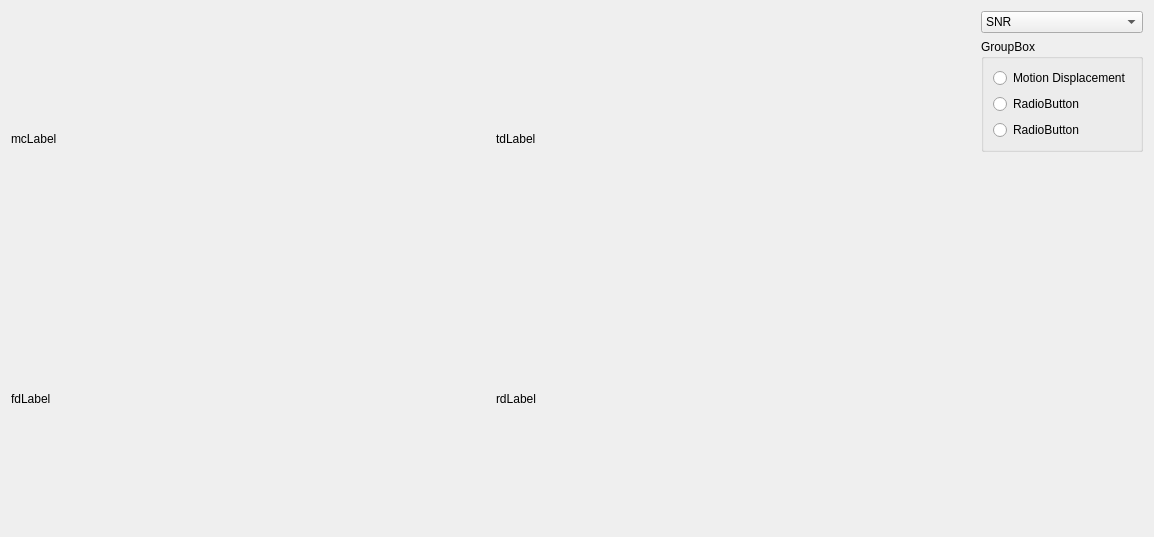
Old version of the form opennft/ui/rtqa.ui in the repository OpenNFT/OpenNFT.
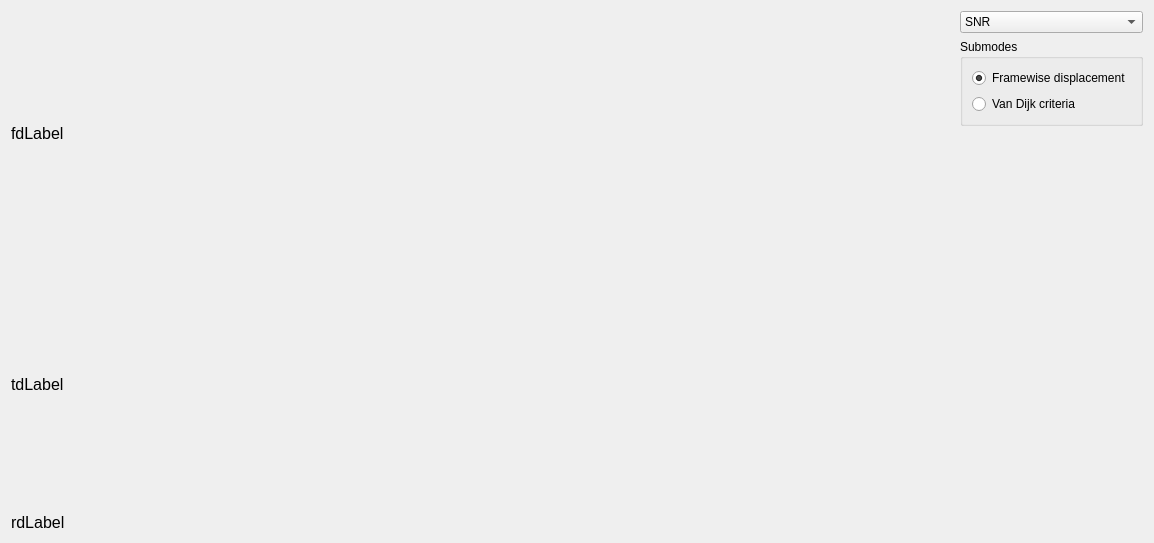
New version of the form. The open tabs and pages were chosen to show the change.

Commit message: rtQA mode updates Motion correction mode refactoring

The edit to the form file:
```diff
--- a/opennft/ui/rtqa.ui
+++ b/opennft/ui/rtqa.ui
@@ -7,7 +7,7 @@
     <x>0</x>
     <y>0</y>
     <width>1154</width>
-    <height>537</height>
+    <height>543</height>
    </rect>
   </property>
   <property name="sizePolicy">
@@ -17,7 +17,7 @@
    </sizepolicy>
   </property>
   <property name="windowTitle">
-   <string>RTQA</string>
+   <string>rtQA</string>
   </property>
   <layout class="QHBoxLayout" name="horizontalLayout_3" stretch="1,0">
    <item>
@@ -67,63 +67,68 @@
          <item>
           <layout class="QHBoxLayout" name="horizontalLayout">
            <item>
-            <layout class="QVBoxLayout" name="verticalLayout_10" stretch="1,0">
-             <item>
-              <layout class="QVBoxLayout" name="mcPlot"/>
-             </item>
-             <item>
-              <widget class="QLabel" name="mcLabel">
-               <property name="text">
-                <string>mcLabel</string>
-               </property>
-              </widget>
-             </item>
-            </layout>
-           </item>
-           <item>
-            <layout class="QVBoxLayout" name="verticalLayout_11" stretch="1,0">
-             <item>
-              <layout class="QVBoxLayout" name="tdPlot"/>
-             </item>
-             <item>
-              <widget class="QLabel" name="tdLabel">
-               <property name="text">
-                <string>tdLabel</string>
-               </property>
-              </widget>
-             </item>
-            </layout>
-           </item>
-          </layout>
-         </item>
-         <item>
-          <layout class="QHBoxLayout" name="horizontalLayout_2">
-           <item>
-            <layout class="QVBoxLayout" name="verticalLayout_13" stretch="1,0">
-             <item>
-              <layout class="QVBoxLayout" name="fdPlot"/>
-             </item>
+            <layout class="QVBoxLayout" name="verticalLayout_11" stretch="0,1">
              <item>
               <widget class="QLabel" name="fdLabel">
+               <property name="font">
+                <font>
+                 <pointsize>12</pointsize>
+                </font>
+               </property>
                <property name="text">
                 <string>fdLabel</string>
                </property>
               </widget>
              </item>
+             <item>
+              <layout class="QVBoxLayout" name="fdPlot"/>
+             </item>
             </layout>
            </item>
+          </layout>
+         </item>
+         <item>
+          <layout class="QHBoxLayout" name="horizontalLayout_2">
            <item>
-            <layout class="QVBoxLayout" name="verticalLayout_12" stretch="1,0">
+            <layout class="QVBoxLayout" name="verticalLayout_13" stretch="0,1">
              <item>
-              <layout class="QVBoxLayout" name="rdPlot"/>
+              <widget class="QLabel" name="tdLabel">
+               <property name="font">
+                <font>
+                 <pointsize>12</pointsize>
+                </font>
+               </property>
+               <property name="text">
+                <string>tdLabel</string>
+               </property>
+              </widget>
              </item>
+             <item>
+              <layout class="QVBoxLayout" name="tdPlot"/>
+             </item>
+            </layout>
+           </item>
+          </layout>
+         </item>
+         <item>
+          <layout class="QHBoxLayout" name="horizontalLayout_5">
+           <item>
+            <layout class="QVBoxLayout" name="verticalLayout_12" stretch="0,0">
              <item>
               <widget class="QLabel" name="rdLabel">
+               <property name="font">
+                <font>
+                 <pointsize>12</pointsize>
+                </font>
+               </property>
                <property name="text">
                 <string>rdLabel</string>
                </property>
               </widget>
              </item>
+             <item>
+              <layout class="QVBoxLayout" name="rdPlot"/>
+             </item>
             </layout>
            </item>
           </layout>
@@ -295,27 +300,23 @@
          <item>
           <widget class="QGroupBox" name="groupBox">
            <property name="title">
-            <string>GroupBox</string>
+            <string>Submodes</string>
            </property>
            <layout class="QVBoxLayout" name="verticalLayout_14">
             <item>
-             <widget class="QRadioButton" name="mdRadioButton">
+             <widget class="QRadioButton" name="fdRadioButton">
               <property name="text">
-               <string>Motion Displacement</string>
+               <string>Framewise displacement</string>
               </property>
-             </widget>
-            </item>
-            <item>
-             <widget class="QRadioButton" name="radioButton_2">
-              <property name="text">
-               <string>RadioButton</string>
+              <property name="checked">
+               <bool>true</bool>
               </property>
              </widget>
             </item>
             <item>
-             <widget class="QRadioButton" name="radioButton_3">
+             <widget class="QRadioButton" name="mcrRadioButton">
               <property name="text">
-               <string>RadioButton</string>
+               <string>Van Dijk criteria</string>
               </property>
              </widget>
             </item>
```
The commit also changes 3 other files.
